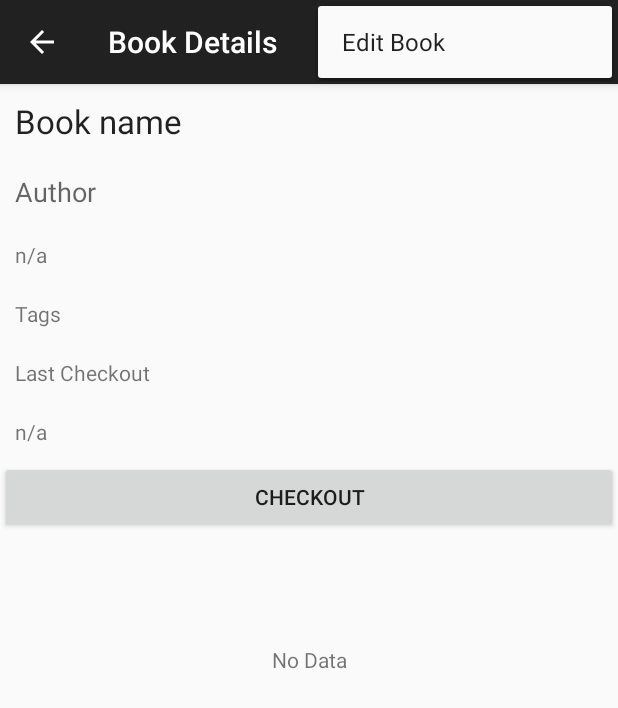
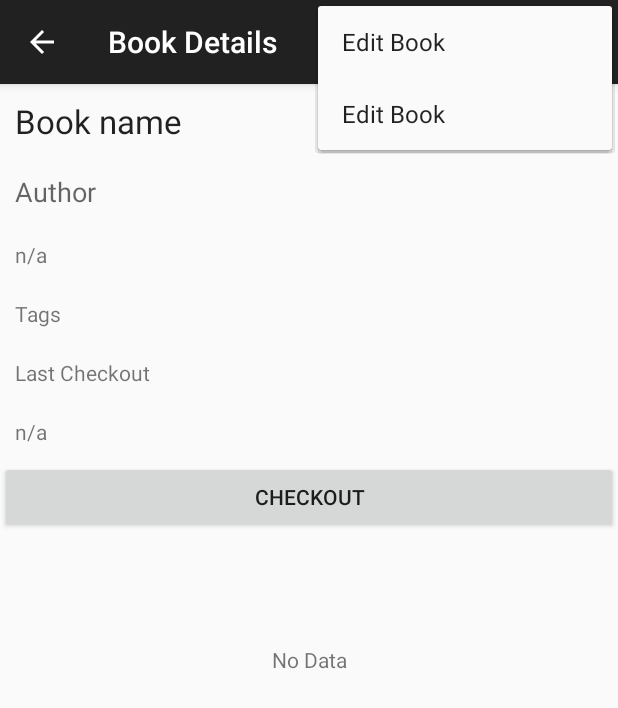
Before and after one commit to juangdiaz/BookShelf, an Android app: the fragment BookDetailFragment placed in its activity, with the options menu open, on a phone screen of 412 x 824 dp. Shown: the top 708 px of the screen. Run offline under Robolectric (Android 15) with nearby library versions, the phone set to English and light mode, and no system bars; our stand-ins replace ButterKnife; libraries missing offline, so code that uses them is left out: retrofit.client; 2 statements that could not run were skipped.

Commit message:
fixed Actionbar for tablets

```diff
--- a/app/src/main/java/com/juangdiaz/bookshelf/activities/BookListActivity.java
+++ b/app/src/main/java/com/juangdiaz/bookshelf/activities/BookListActivity.java
@@ -99,10 +99,7 @@ public class BookListActivity extends ActionBarActivity implements BookListFragm
         // as you specify a parent activity in AndroidManifest.xml.
         int id = item.getItemId();
 
-        //noinspection SimplifiableIfStatement
-        if (id == R.id.action_settings) {
-            return true;
-        } else if (id == R.id.action_add) {
+         if (id == R.id.action_add) {
 
             // In single-pane mode, simply start the detail activity
             // for the selected item ID.
--- a/app/src/main/java/com/juangdiaz/bookshelf/fragments/BookDetailFragment.java
+++ b/app/src/main/java/com/juangdiaz/bookshelf/fragments/BookDetailFragment.java
@@ -10,6 +10,8 @@ import android.support.v4.app.Fragment;
 import android.support.v7.app.ActionBarActivity;
 import android.text.Html;
 import android.view.LayoutInflater;
+import android.view.Menu;
+import android.view.MenuInflater;
 import android.view.View;
 import android.view.ViewGroup;
 import android.widget.Button;
@@ -80,6 +82,7 @@ public class BookDetailFragment extends Fragment  {
     @Override
     public void onCreate(Bundle savedInstanceState) {
         super.onCreate(savedInstanceState);
+        setHasOptionsMenu(true);
 
         if (getArguments().containsKey(ARG_BOOK)) {
             mBook = getArguments().getParcelable(ARG_BOOK); // get item from bundle
@@ -151,6 +154,22 @@ public class BookDetailFragment extends Fragment  {
         }
     }
 
+
+
+    @Override
+    public void onCreateOptionsMenu(Menu menu, MenuInflater inflater) {
+        // TODO Auto-generated method stub
+        super.onCreateOptionsMenu(menu, inflater);
+        inflater.inflate(R.menu.menu_book_detail, menu);
+    }
+
+
+
+
+
+
+
+
     public void updateCheckout() {
         //TODO: dialog asking for name
         getCheckoutNameDialog();
@@ -159,12 +178,6 @@ public class BookDetailFragment extends Fragment  {
         // or an empty string if nothing found
 
         String checkoutBy = mSharedPreferences.getString(PREF_NAME, "");
-
-
-
-
-
-
 
     }
 
--- a/app/src/main/res/menu/menu_book_list.xml
+++ b/app/src/main/res/menu/menu_book_list.xml
@@ -7,9 +7,4 @@
         android:title="@string/action_add"
         android:orderInCategory="100"
         app:showAsAction="never" />
-
-    <item android:id="@+id/action_settings"
-        android:title="@string/action_settings"
-        android:orderInCategory="100"
-        app:showAsAction="never" />
 </menu>
--- a/app/src/main/res/values/strings.xml
+++ b/app/src/main/res/values/strings.xml
@@ -21,7 +21,7 @@
 
     <!-- Default -->
     <string name="default_empty_value">n/a</string>
-    <string name="title_activity_book_edit">BookEditActivity</string>
+    <string name="title_activity_book_edit">Book Create/Edit</string>
     <string name="hello_world">Hello world!</string>
     <string name="book_title_edit">Book Title</string>
     <string name="book_author_edit" >Author</string>
```
